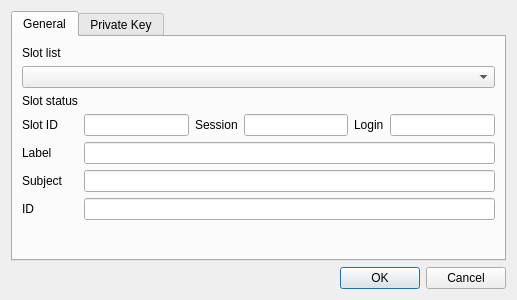
jykim74/CryptokiMan, file HsmMan/create_ec_pri_key_dlg.ui: the form before one commit.
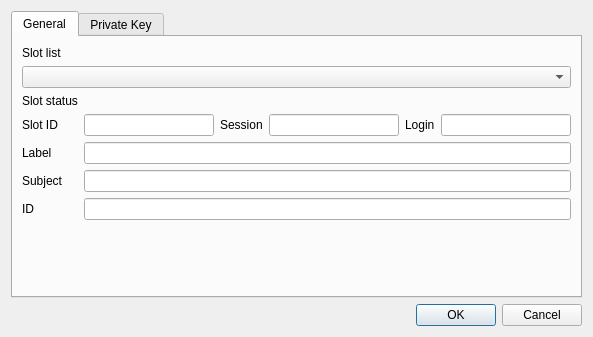
The form after the commit.

What changed in the file:
```diff
--- a/HsmMan/create_ec_pri_key_dlg.ui
+++ b/HsmMan/create_ec_pri_key_dlg.ui
@@ -6,8 +6,8 @@
    <rect>
     <x>0</x>
     <y>0</y>
-    <width>517</width>
-    <height>300</height>
+    <width>593</width>
+    <height>337</height>
    </rect>
   </property>
   <property name="windowTitle">
```
Left out of the diff: 2 changed lines with no effect on the pictures.
